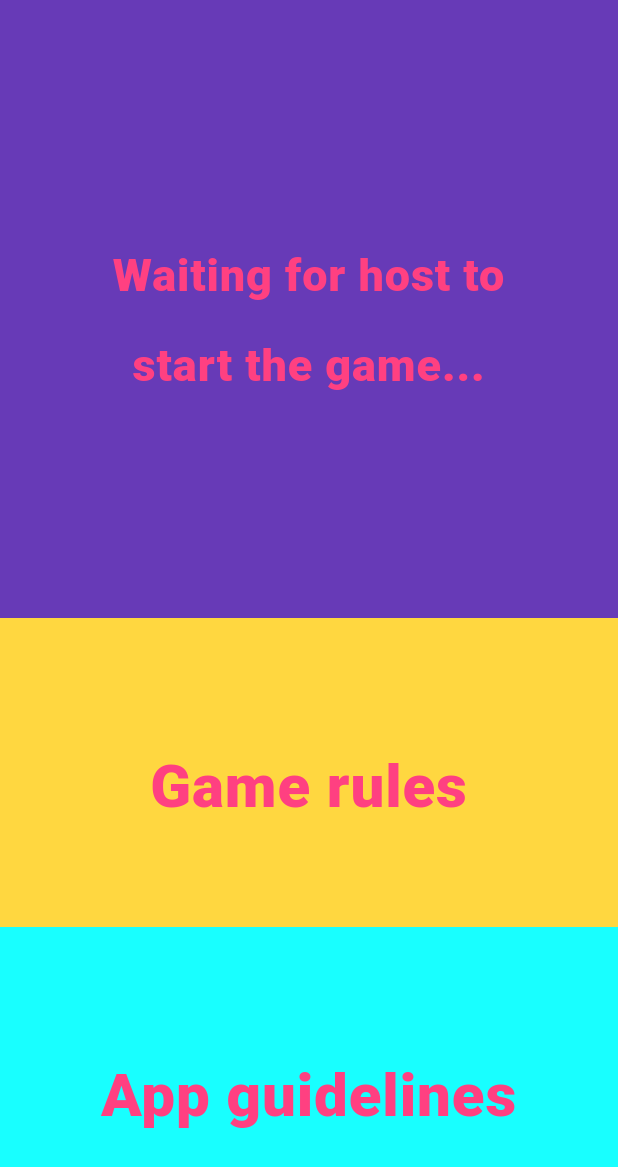
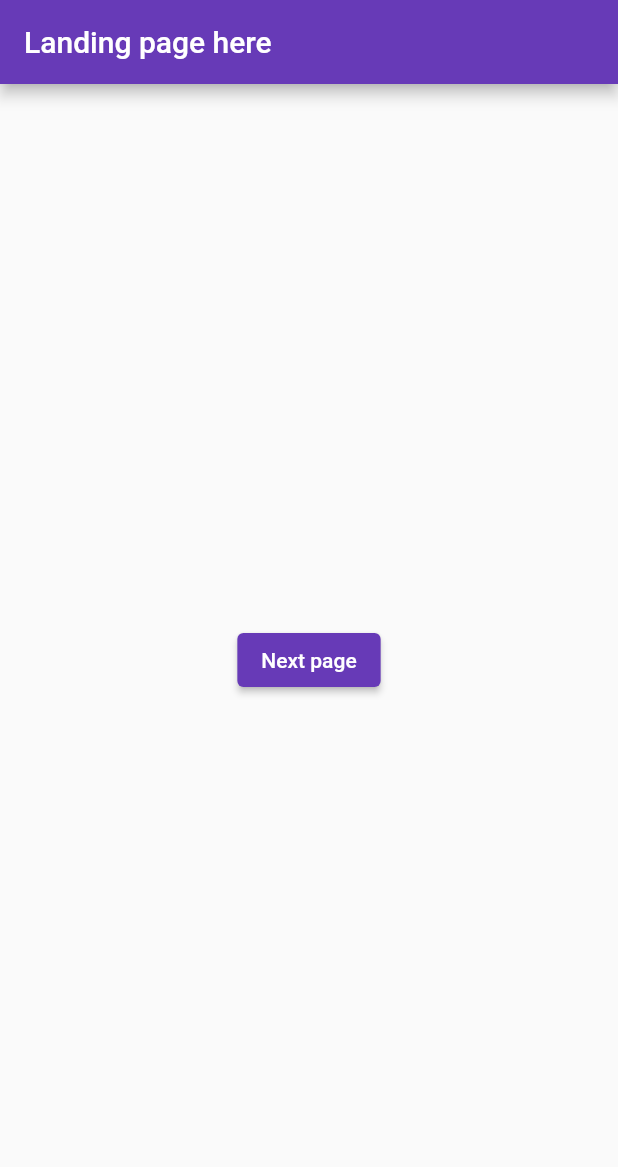
Before and after one commit to tnlong311/trivia-app, a Flutter app: the screen it shows after launch, on a phone screen of 412 x 824 dp. Shown: the top 1167 px of the screen. Run offline on Flutter 3.47's test engine with Material 2 defaults, Android fonts, the phone set to English and light mode, and no system bars.

Commit message:
initiate routing for welcome part

```diff
--- a/lib/main.dart
+++ b/lib/main.dart
@@ -1,5 +1,10 @@
 import 'package:flutter/material.dart';
+import 'package:trivia_app/views/pages/guidelines_page.dart';
+import 'package:trivia_app/views/pages/landing_page.dart';
 import 'package:trivia_app/views/pages/lobby_page.dart';
+import 'package:trivia_app/views/pages/rules_page.dart';
+import 'package:trivia_app/views/pages/team_formation_page.dart';
+import 'package:trivia_app/views/pages/unknown_page.dart';
 
 void main() {
   runApp(const MyApp());
@@ -8,109 +13,28 @@ void main() {
 class MyApp extends StatelessWidget {
   const MyApp({Key? key}) : super(key: key);
 
-  // This widget is the root of your application.
   @override
   Widget build(BuildContext context) {
     return MaterialApp(
       title: 'Trivia App',
       theme: ThemeData(
-        // This is the theme of your application.
-        //
-        // Try running your application with "flutter run". You'll see the
-        // application has a blue toolbar. Then, without quitting the app, try
-        // changing the primarySwatch below to Colors.green and then invoke
-        // "hot reload" (press "r" in the console where you ran "flutter run",
-        // or simply save your changes to "hot reload" in a Flutter IDE).
-        // Notice that the counter didn't reset back to zero; the application
-        // is not restarted.
-        primarySwatch: Colors.pink,
+        primarySwatch: Colors.deepPurple,
       ),
-      home: const LobbyPage(),
+      initialRoute: LandingPage.routeName,
+      routes: {
+        LandingPage.routeName: (context) => LandingPage(),
+        TeamFormationPage.routeName: (context) => TeamFormationPage(),
+        LobbyPage.routeName: (context) => LobbyPage(),
+        RulesPage.routeName: (context) => RulesPage(),
+        GuidelinesPage.routeName: (context) => GuidelinesPage()
+      },
+        // in case passing data to the next page
+      // onGenerateRoute: (RouteSettings settings) {
+      //   https://github.com/iampawan/Flutter-Routes/blob/master/lib/main.dart
+      // },
+      onUnknownRoute: (RouteSettings settings) {
+        return MaterialPageRoute(builder: (context) => const UnknownPage());
+      }
     );
   }
 }
-
-// class MyHomePage extends StatefulWidget {
-//   const MyHomePage({Key? key, required this.title}) : super(key: key);
-//
-//   // This widget is the home page of your application. It is stateful, meaning
-//   // that it has a State object (defined below) that contains fields that affect
-//   // how it looks.
-//
-//   // This class is the configuration for the state. It holds the values (in this
-//   // case the title) provided by the parent (in this case the App widget) and
-//   // used by the build method of the State. Fields in a Widget subclass are
-//   // always marked "final".
-//
-//   final String title;
-//
-//   @override
-//   State<MyHomePage> createState() => _MyHomePageState();
-// }
-//
-// class _MyHomePageState extends State<MyHomePage> {
-//   int _counter = 0;
-//
-//   void _incrementCounter() {
-//     setState(() {
-//       // This call to setState tells the Flutter framework that something has
-//       // changed in this State, which causes it to rerun the build method below
-//       // so that the display can reflect the updated values. If we changed
-//       // _counter without calling setState(), then the build method would not be
-//       // called again, and so nothing would appear to happen.
-//       _counter = _counter + 5;
-//     });
-//   }
-//
-//   @override
-//   Widget build(BuildContext context) {
-//     // This method is rerun every time setState is called, for instance as done
-//     // by the _incrementCounter method above.
-//     //
-//     // The Flutter framework has been optimized to make rerunning build methods
-//     // fast, so that you can just rebuild anything that needs updating rather
-//     // than having to individually change instances of widgets.
-//     return Scaffold(
-//       appBar: AppBar(
-//         // Here we take the value from the MyHomePage object that was created by
-//         // the App.build method, and use it to set our appbar title.
-//         title: Text(widget.title),
-//       ),
-//       body: Center(
-//         // Center is a layout widget. It takes a single child and positions it
-//         // in the middle of the parent.
-//         child: Column(
-//           // Column is also a layout widget. It takes a list of children and
-//           // arranges them vertically. By default, it sizes itself to fit its
-//           // children horizontally, and tries to be as tall as its parent.
-//           //
-//           // Invoke "debug painting" (press "p" in the console, choose the
-//           // "Toggle Debug Paint" action from the Flutter Inspector in Android
-//           // Studio, or the "Toggle Debug Paint" command in Visual Studio Code)
-//           // to see the wireframe for each widget.
-//           //
-//           // Column has various properties to control how it sizes itself and
-//           // how it positions its children. Here we use mainAxisAlignment to
-//           // center the children vertically; the main axis here is the vertical
-//           // axis because Columns are vertical (the cross axis would be
-//           // horizontal).
-//           mainAxisAlignment: MainAxisAlignment.center,
-//           children: <Widget>[
-//             const Text(
-//               'You have pushed the button this many times:',
-//             ),
-//             Text(
-//               '$_counter',
-//               style: Theme.of(context).textTheme.headline4,
-//             ),
-//           ],
-//         ),
-//       ),
-//       floatingActionButton: FloatingActionButton(
-//         onPressed: _incrementCounter,
-//         tooltip: 'Increment',
-//         child: const Icon(Icons.add),
-//       ), // This trailing comma makes auto-formatting nicer for build methods.
-//     );
-//   }
-// }
--- a/lib/views/pages/landing_page.dart
+++ b/lib/views/pages/landing_page.dart
@@ -0,0 +1,24 @@
+import 'package:flutter/material.dart';
+import 'package:trivia_app/views/pages/team_formation_page.dart';
+
+class LandingPage extends StatelessWidget {
+  static const routeName = "/";
+  const LandingPage({Key? key}) : super(key: key);
+
+  @override
+  Widget build(BuildContext context) {
+    return Scaffold(
+      appBar: AppBar(
+        title: const Text('Landing page here'),
+      ),
+      body: Center(
+        child: ElevatedButton(
+          child: const Text('Next page'),
+          onPressed: () {
+            Navigator.pushNamed(context, TeamFormationPage.routeName);
+          },
+        ),
+      ),
+    );
+  }
+}
```
Also changed, not shown: lib/views/pages/guidelines_page.dart (added, +31 -0 lines), lib/views/pages/lobby_page.dart (+15 -6 lines), lib/views/pages/rules_page.dart (added, +30 -0 lines), lib/views/pages/team_formation_page.dart (+25 -1 lines), lib/views/pages/unknown_page.dart (added, +23 -0 lines).
